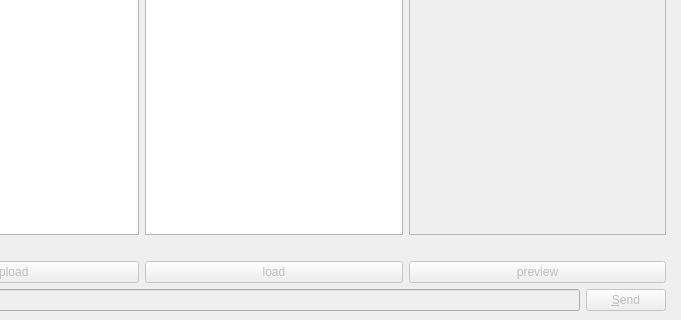
Qt form ClassResourceManagerPro/src/ui/tcp_client/tcpclient.ui (zhang-xian-yi/QT_Module) before a commit; both pictures show x 119 to 800 and y 280 to 600 of the 800 by 600 pixel window.
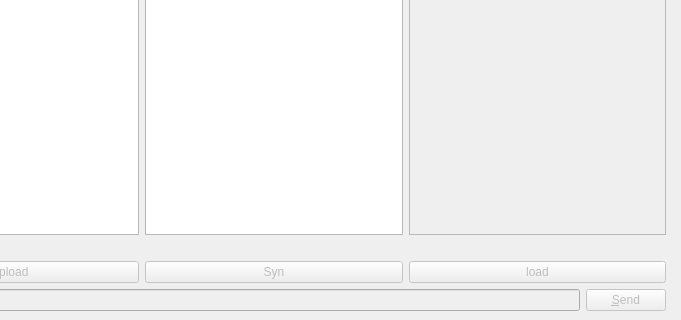
The same form after that commit.

Commit message: finish the class resource mamanger project

Diff of the .ui file:
```diff
--- a/ClassResourceManagerPro/src/ui/tcp_client/tcpclient.ui
+++ b/ClassResourceManagerPro/src/ui/tcp_client/tcpclient.ui
@@ -200,22 +200,22 @@
        </widget>
       </item>
       <item>
-       <widget class="QPushButton" name="btn_download">
+       <widget class="QPushButton" name="btn_syn">
         <property name="enabled">
          <bool>false</bool>
         </property>
         <property name="text">
-         <string>load</string>
+         <string>Syn</string>
         </property>
        </widget>
       </item>
       <item>
-       <widget class="QPushButton" name="btn_preview">
+       <widget class="QPushButton" name="btn_download">
         <property name="enabled">
          <bool>false</bool>
         </property>
         <property name="text">
-         <string>preview</string>
+         <string>load</string>
         </property>
        </widget>
       </item>
```
The commit also changes 33 other files.
